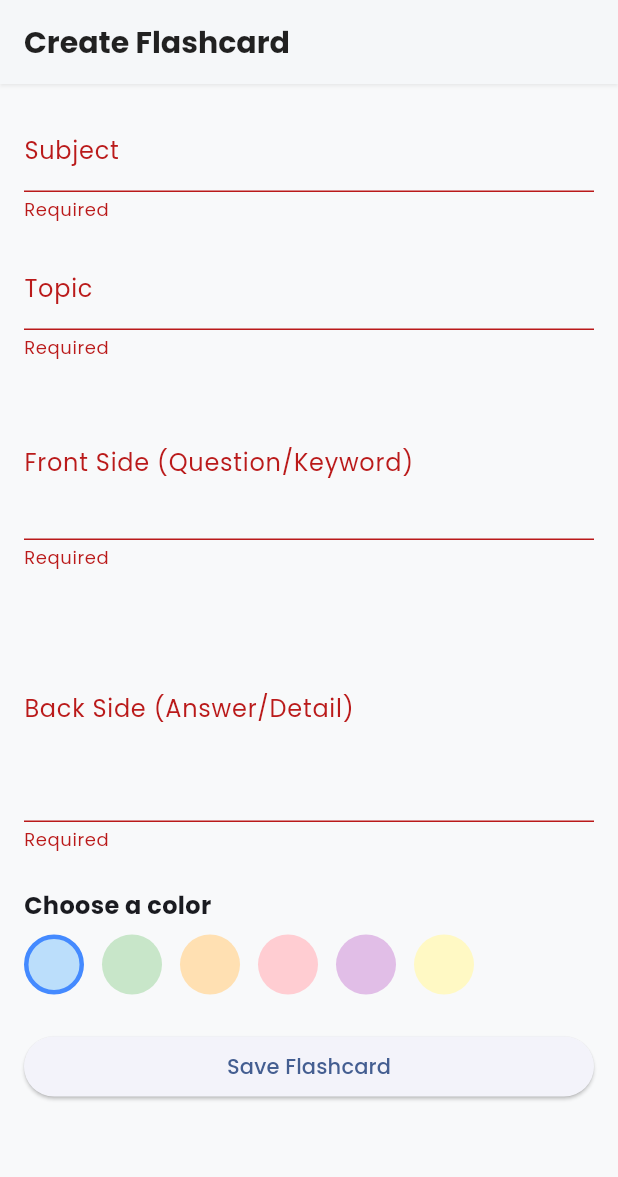
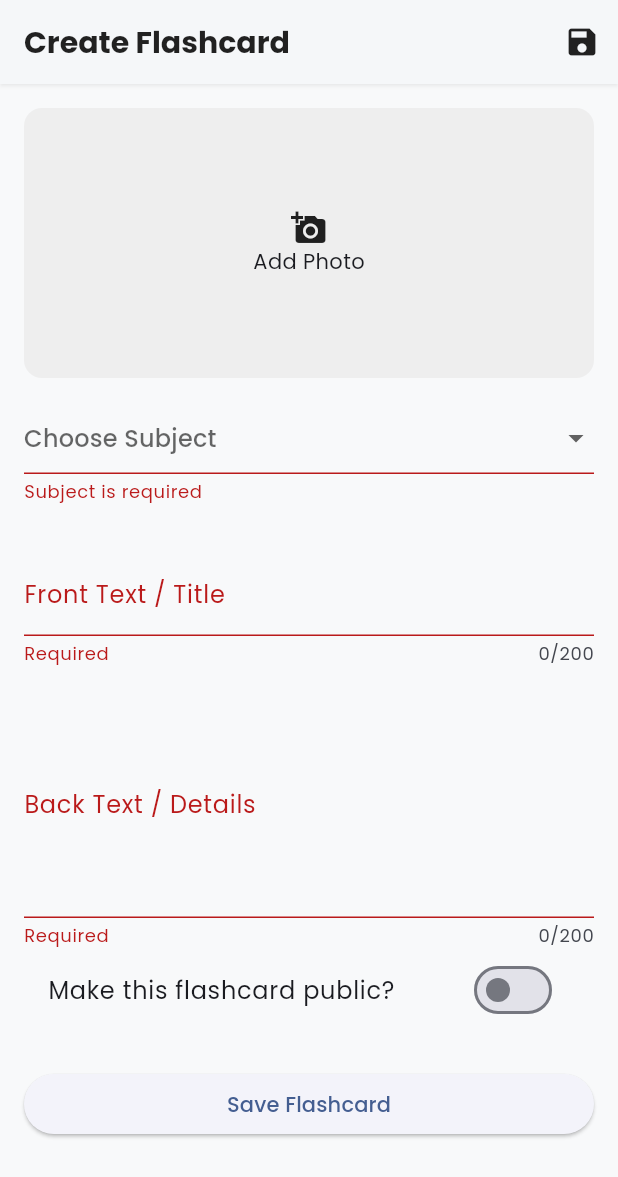
Before and after one commit to opkukna1/chetegram, a Flutter app: the AddFlashcardScreen screen opened by its route, after a tap on "Save Flashcard", on a phone screen of 412 x 824 dp. Shown: the top 1177 px of the screen. Run offline on Flutter 3.47's test engine with Material 3 defaults, Android fonts, the phone set to English and light mode, and no system bars; our stand-ins replace cloud_firestore, firebase_auth, firebase_core, firebase_storage, go_router, google_fonts and 2 more; accounts and stored records are empty; generated files the repository leaves out were written again.

Commit message:
Update add_flashcard_screen.dart

```diff
--- a/lib/screens/add_flashcard_screen.dart
+++ b/lib/screens/add_flashcard_screen.dart
@@ -1,7 +1,12 @@
+import 'dart:io';
 import 'package:chetegram/models/flashcard_model.dart';
-import 'package:chetegram/services/database_helper.dart';
+import 'package:chetegram/services/firestore_service.dart';
+import 'package:chetegram/services/storage_service.dart';
+import 'package:cloud_firestore/cloud_firestore.dart';
+import 'package:firebase_auth/firebase_auth.dart';
 import 'package:flutter/material.dart';
 import 'package:go_router/go_router.dart';
+import 'package:image_picker/image_picker.dart';
 
 class AddFlashcardScreen extends StatefulWidget {
   const AddFlashcardScreen({super.key});
@@ -12,43 +17,85 @@ class AddFlashcardScreen extends StatefulWidget {
 
 class _AddFlashcardScreenState extends State<AddFlashcardScreen> {
   final _formKey = GlobalKey<FormState>();
-  final _subjectController = TextEditingController();
-  final _topicController = TextEditingController();
   final _frontController = TextEditingController();
   final _backController = TextEditingController();
+  final FirestoreService _firestoreService = FirestoreService();
+  final StorageService _storageService = StorageService();
 
-  // Color selection
-  final List<Color> _colors = [
-    Colors.blue.shade100, Colors.green.shade100, Colors.orange.shade100,
-    Colors.red.shade100, Colors.purple.shade100, Colors.yellow.shade100
-  ];
+  // State variables
+  String? _selectedSubject;
+  String? _selectedTopic;
+  bool _isPublic = false;
+  File? _imageFile;
+  bool _isLoading = false;
+
+  // --- Placeholder Data ---
+  // Asli app mein yeh data aap Firebase se laayenge
+  final Map<String, List<String>> _subjectsAndTopics = {
+    'Geography': ['Motions of the Earth', 'Rivers of India', 'Mountains'],
+    'History': ['Ancient India', 'Mughal Empire', 'Indus Valley Civilization'],
+    'Polity': ['Fundamental Rights', 'Preamble', 'Parliament'],
+  };
+  // -------------------------
+
   late Color _selectedColor;
+  final List<Color> _colors = [ /* ... */ ]; // Aapki color list yahaan
 
   @override
   void initState() {
     super.initState();
-    _selectedColor = _colors.first;
+    _selectedColor = _colors.isNotEmpty ? _colors.first : Colors.blue.shade100;
   }
 
-  String _colorToHex(Color color) {
-    return '#${color.value.toRadixString(16).substring(2)}';
+  String _colorToHex(Color color) => '#${color.value.toRadixString(16).substring(2)}';
+
+  Future<void> _pickImage() async {
+    final picker = ImagePicker();
+    final pickedFile = await picker.pickImage(source: ImageSource.gallery);
+    if (pickedFile != null) {
+      setState(() {
+        _imageFile = File(pickedFile.path);
+      });
+    }
   }
 
   Future<void> _submitFlashcard() async {
     if (_formKey.currentState!.validate()) {
+      setState(() => _isLoading = true);
+
+      final user = FirebaseAuth.instance.currentUser;
+      if (user == null) return;
+
+      String imageUrl = '';
+      if (_imageFile != null) {
+        // Image ko Firebase Storage par upload karein
+        final downloadUrl = await _storageService.pickAndUploadImage(
+          'flashcard_images/${user.uid}/${DateTime.now().millisecondsSinceEpoch}',
+          _imageFile! // Pass the file to the service
+        );
+        if (downloadUrl != null) {
+          imageUrl = downloadUrl;
+        }
+      }
+
       final newFlashcard = Flashcard(
-        subject: _subjectController.text,
-        topic: _topicController.text,
+        creatorId: user.uid,
+        creatorName: user.displayName ?? 'Anonymous',
+        creatorPicUrl: user.photoURL ?? '',
+        subject: _selectedSubject!,
+        topic: _selectedTopic!,
         frontText: _frontController.text,
         backText: _backController.text,
         colorHex: _colorToHex(_selectedColor),
+        isPublic: _isPublic,
+        imageUrl: imageUrl,
+        createdAt: Timestamp.now(),
       );
 
-      await DatabaseHelper.instance.insertFlashcard(newFlashcard.toMap());
+      await _firestoreService.addFlashcard(newFlashcard);
+      setState(() => _isLoading = false);
 
-      if (mounted) {
-        context.pop();
-      }
+      if (mounted) context.pop();
     }
   }
 
@@ -57,41 +104,77 @@ class _AddFlashcardScreenState extends State<AddFlashcardScreen> {
     return Scaffold(
       appBar: AppBar(
         title: const Text('Create Flashcard'),
+        actions: [
+          if (_isLoading)
+            const Padding(padding: EdgeInsets.all(16.0), child: SizedBox(width: 20, height: 20, child: CircularProgressIndicator(strokeWidth: 2)))
+          else
+            IconButton(icon: const Icon(Icons.save), onPressed: _submitFlashcard),
+        ],
       ),
-      body: SingleChildScrollView(
+      body: _isLoading
+        ? const Center(child: CircularProgressIndicator())
+        : SingleChildScrollView(
             padding: const EdgeInsets.all(16.0),
             child: Form(
               key: _formKey,
               child: Column(
                 crossAxisAlignment: CrossAxisAlignment.stretch,
                 children: [
-              TextFormField(controller: _subjectController, decoration: const InputDecoration(labelText: 'Subject'), validator: (v) => v!.isEmpty ? 'Required' : null),
-              const SizedBox(height: 16),
-              TextFormField(controller: _topicController, decoration: const InputDecoration(labelText: 'Topic'), validator: (v) => v!.isEmpty ? 'Required' : null),
-              const SizedBox(height: 16),
-              TextFormField(controller: _frontController, decoration: const InputDecoration(labelText: 'Front Side (Question/Keyword)'), maxLines: 3, validator: (v) => v!.isEmpty ? 'Required' : null),
-              const SizedBox(height: 16),
-              TextFormField(controller: _backController, decoration: const InputDecoration(labelText: 'Back Side (Answer/Detail)'), maxLines: 5, validator: (v) => v!.isEmpty ? 'Required' : null),
-              const SizedBox(height: 24),
-              const Text('Choose a color', style: TextStyle(fontSize: 16, fontWeight: FontWeight.bold)),
-              const SizedBox(height: 8),
-              Wrap(
-                spacing: 12.0,
-                children: _colors.map((color) => GestureDetector(
-                  onTap: () => setState(() => _selectedColor = color),
+                  // --- Photo Add Section ---
+                  GestureDetector(
+                    onTap: _pickImage,
                     child: Container(
-                    width: 40,
-                    height: 40,
+                      height: 180,
+                      width: double.infinity,
                       decoration: BoxDecoration(
-                      color: color,
-                      shape: BoxShape.circle,
-                      border: Border.all(
-                        color: _selectedColor == color ? Colors.blueAccent : Colors.transparent,
-                        width: 3,
+                        color: Colors.grey.shade200,
+                        borderRadius: BorderRadius.circular(12),
+                        image: _imageFile != null ? DecorationImage(image: FileImage(_imageFile!), fit: BoxFit.cover) : null,
+                      ),
+                      child: _imageFile == null
+                        ? const Center(child: Column(mainAxisAlignment: MainAxisAlignment.center, children: [Icon(Icons.add_a_photo), Text("Add Photo")]))
+                        : null,
                     ),
                   ),
+                  const SizedBox(height: 16),
+
+                  // --- Subject and Topic Dropdowns ---
+                  DropdownButtonFormField<String>(
+                    value: _selectedSubject,
+                    hint: const Text('Choose Subject'),
+                    items: _subjectsAndTopics.keys.map((String subject) {
+                      return DropdownMenuItem<String>(value: subject, child: Text(subject));
+                    }).toList(),
+                    onChanged: (newValue) {
+                      setState(() {
+                        _selectedSubject = newValue;
+                        _selectedTopic = null; // Topic reset karein
+                      });
+                    },
+                    validator: (v) => v == null ? 'Subject is required' : null,
                   ),
-                )).toList(),
+                  const SizedBox(height: 16),
+                  if (_selectedSubject != null)
+                    DropdownButtonFormField<String>(
+                      value: _selectedTopic,
+                      hint: const Text('Choose Topic'),
+                      items: _subjectsAndTopics[_selectedSubject]!.map((String topic) {
+                        return DropdownMenuItem<String>(value: topic, child: Text(topic));
+                      }).toList(),
+                      onChanged: (newValue) => setState(() => _selectedTopic = newValue),
+                      validator: (v) => v == null ? 'Topic is required' : null,
+                    ),
+
+                  const SizedBox(height: 16),
+                  TextFormField(controller: _frontController, decoration: const InputDecoration(labelText: 'Front Text / Title'), maxLength: 200, validator: (v) => v!.isEmpty ? 'Required' : null),
+                  const SizedBox(height: 16),
+                  TextFormField(controller: _backController, decoration: const InputDecoration(labelText: 'Back Text / Details'), maxLines: 5, maxLength: 200, validator: (v) => v!.isEmpty ? 'Required' : null),
+
+                  // --- Privacy Switch ---
+                  SwitchListTile(
+                    title: const Text('Make this flashcard public?'),
+                    value: _isPublic,
+                    onChanged: (value) => setState(() => _isPublic = value),
                   ),
                   const SizedBox(height: 24),
                   ElevatedButton(
@@ -105,3 +188,4 @@ class _AddFlashcardScreenState extends State<AddFlashcardScreen> {
     );
   }
 }
+}
```
Lines whose indentation alone changed are shown as unchanged.
